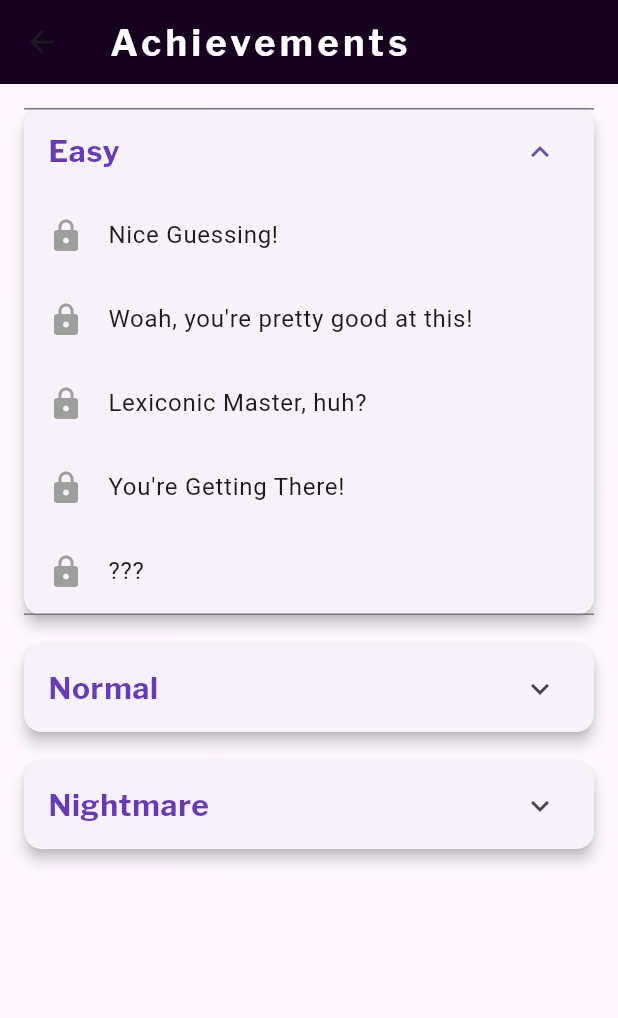
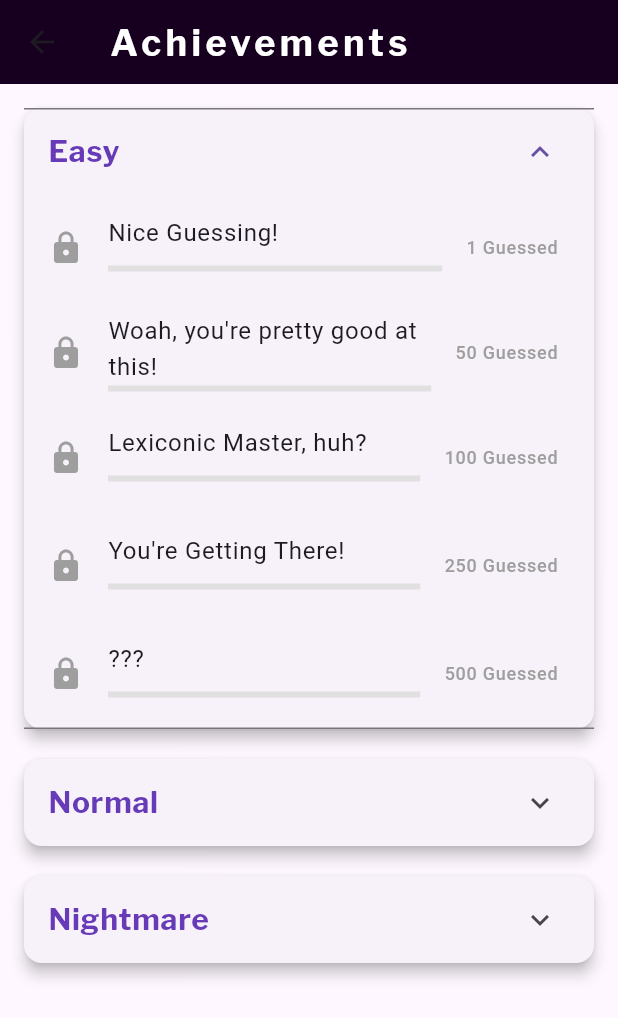
Before and after one commit to AnweyArc/Lexiconic, a Flutter app: the AchievementsScreen screen opened directly, after a tap on "Easy", on a phone screen of 412 x 824 dp. Shown: the top 1018 px of the screen. Run offline on Flutter 3.47's test engine with Material 3 defaults, Android fonts, the phone set to English and light mode, and no system bars; our stand-ins replace just_audio, shared_preferences; accounts and stored records are empty.

```diff
--- a/lib/achievements.dart
+++ b/lib/achievements.dart
@@ -9,7 +9,7 @@ class AchievementsScreen extends StatefulWidget {
 class _AchievementsScreenState extends State<AchievementsScreen> {
   Map<String, List<Map<String, dynamic>>> achievements = {
     "Easy": [
-      {"title": "Nice Guessing!", "threshold": 15, "unlocked": false},
+      {"title": "Nice Guessing!", "threshold": 1, "unlocked": false},
       {
         "title": "Woah, you're pretty good at this!",
         "threshold": 50,
@@ -31,7 +31,7 @@ class _AchievementsScreenState extends State<AchievementsScreen> {
       {"title": "???", "threshold": 500, "unlocked": false},
     ],
     "Nightmare": [
-      {"title": "Nice Guessing!", "threshold": 15, "unlocked": false},
+      {"title": "Nice Guessing!", "threshold": 1, "unlocked": false},
       {
         "title": "Woah, you're pretty good at this!",
         "threshold": 50,
@@ -55,11 +55,35 @@ class _AchievementsScreenState extends State<AchievementsScreen> {
       achievements.forEach((category, achievementList) {
         int guessedWords = prefs.getInt('${category}_guessedWords') ?? 0;
         for (var achievement in achievementList) {
-          if (guessedWords >= achievement["threshold"]) {
-            achievement["unlocked"] = true;
-          }
+          achievement["unlocked"] =
+              prefs.getBool('${category}_${achievement["title"]}') ??
+              (guessedWords >= achievement["threshold"]);
         }
       });
+    });
+  }
+
+  Future<void> _saveAchievements() async {
+    final prefs = await SharedPreferences.getInstance();
+    achievements.forEach((category, achievementList) {
+      for (var achievement in achievementList) {
+        prefs.setBool(
+          '${category}_${achievement["title"]}',
+          achievement["unlocked"],
+        );
+      }
+    });
+  }
+
+  void _updateAchievements(String category, int guessedWords) {
+    setState(() {
+      for (var achievement in achievements[category]!) {
+        if (guessedWords >= achievement["threshold"] &&
+            !achievement["unlocked"]) {
+          achievement["unlocked"] = true;
+        }
+      }
+      _saveAchievements();
     });
   }
 
@@ -83,9 +107,7 @@ class _AchievementsScreenState extends State<AchievementsScreen> {
         padding: EdgeInsets.all(16.0),
         children:
             achievements.entries.map((entry) {
-              String category = entry.key;
-              List<Map<String, dynamic>> achievementList = entry.value;
-              return _buildAchievementCategory(category, achievementList);
+              return _buildAchievementCategory(entry.key, entry.value);
             }).toList(),
       ),
     );
@@ -117,6 +139,15 @@ class _AchievementsScreenState extends State<AchievementsScreen> {
                   color: achievement["unlocked"] ? Colors.green : Colors.grey,
                 ),
                 title: Text(achievement["title"]),
+                subtitle: LinearProgressIndicator(
+                  value: achievement["unlocked"] ? 1.0 : 0.0,
+                  backgroundColor: Colors.grey[300],
+                  valueColor: AlwaysStoppedAnimation<Color>(Colors.green),
+                ),
+                trailing: Text(
+                  "${achievement["threshold"]} Guessed",
+                  style: TextStyle(fontSize: 12, color: Colors.grey),
+                ),
               );
             }).toList(),
       ),
```
Also changed, not shown: 1 other file.
